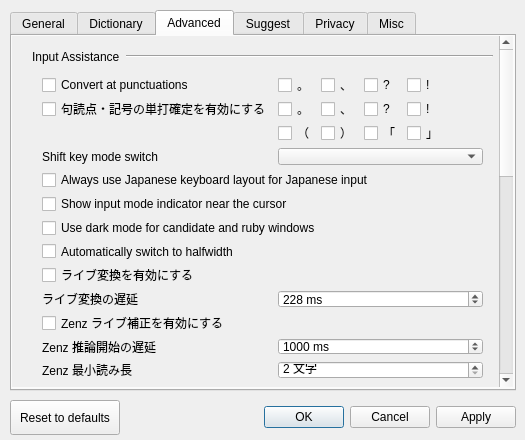
Old version of the form src/gui/config_dialog/config_dialog.ui in the repository Masterisk-F/fcitx-mozkey.
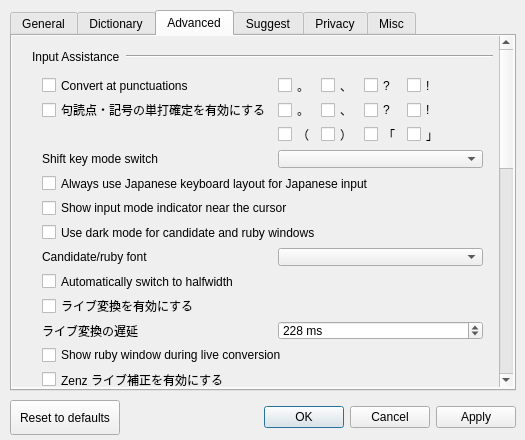
New version of the form. The open tabs and pages were chosen to show the change. Custom widgets are drawn as their Qt base class.

Commit message: feat(win32): customize candidate and ruby display fonts

```diff
--- a/src/gui/config_dialog/config_dialog.ui
+++ b/src/gui/config_dialog/config_dialog.ui
@@ -669,7 +669,7 @@
          <x>0</x>
          <y>0</y>
          <width>485</width>
-         <height>895</height>
+         <height>955</height>
         </rect>
        </property>
        <widget class="QWidget" name="horizontalLayoutWidget_2">
@@ -710,11 +710,11 @@
           <x>30</x>
           <y>40</y>
           <width>441</width>
-          <height>350</height>
+          <height>410</height>
          </rect>
         </property>
         <layout class="QGridLayout" name="gridLayout_9">
-         <item row="7" column="0" colspan="8">
+         <item row="8" column="0" colspan="8">
           <widget class="QCheckBox" name="autoSwitchCompositionMode">
            <property name="text">
             <string>Automatically switch to halfwidth</string>
@@ -722,7 +722,7 @@
           </widget>
          </item>
 
-         <item row="8" column="0" colspan="8">
+         <item row="9" column="0" colspan="8">
           <widget class="QCheckBox" name="liveConversionCheckBox">
            <property name="toolTip">
             <string>入力中の未確定文字列を、文字が入力されるたびに自動で変換します。</string>
@@ -733,7 +733,7 @@
           </widget>
          </item>
 
-         <item row="9" column="0" colspan="3">
+         <item row="10" column="0" colspan="3">
           <widget class="QLabel" name="liveConversionDelayLabel">
            <property name="toolTip">
             <string>文字入力後、ライブ変換を開始するまでの待ち時間です。0 ms にすると即時変換します。</string>
@@ -743,7 +743,7 @@
            </property>
           </widget>
          </item>
-         <item row="9" column="3" colspan="5">
+         <item row="10" column="3" colspan="5">
           <widget class="QSpinBox" name="liveConversionDelaySpinBox">
            <property name="toolTip">
             <string>文字入力後、ライブ変換を開始するまでの待ち時間です。0 ms にすると即時変換します。</string>
@@ -769,6 +769,17 @@
           </widget>
          </item>
 
+         <item row="11" column="0" colspan="8">
+          <widget class="QCheckBox" name="showLiveConversionRubyWindow">
+           <property name="toolTip">
+            <string>Shows the typed reading near the candidate window during live conversion.</string>
+           </property>
+           <property name="text">
+            <string>Show ruby window during live conversion</string>
+           </property>
+          </widget>
+         </item>
+
          <item row="0" column="0" colspan="3">
           <widget class="QCheckBox" name="useAutoConversion">
            <property name="text">
@@ -1004,7 +1015,38 @@
           </widget>
          </item>
 
-         <item row="10" column="0" colspan="8">
+         <item row="7" column="0" colspan="3">
+          <widget class="QLabel" name="candidateRubyFontLabel">
+           <property name="text">
+            <string>Candidate/ruby font</string>
+           </property>
+          </widget>
+         </item>
+
+         <item row="7" column="3" colspan="5">
+          <widget class="QComboBox" name="candidateRubyFontComboBox">
+           <property name="minimumSize">
+            <size>
+             <width>180</width>
+             <height>0</height>
+            </size>
+           </property>
+           <property name="maximumSize">
+            <size>
+             <width>280</width>
+             <height>16777215</height>
+            </size>
+           </property>
+           <property name="sizeAdjustPolicy">
+            <enum>QComboBox::AdjustToMinimumContentsLengthWithIcon</enum>
+           </property>
+           <property name="minimumContentsLength">
+            <number>18</number>
+           </property>
+          </widget>
+         </item>
+
+         <item row="12" column="0" colspan="8">
           <widget class="QCheckBox" name="zenzLiveCorrectionCheckBox">
            <property name="toolTip">
             <string>ライブ変換結果に対して、ローカルの Zenz モデルで文脈補正を行います。</string>
@@ -1015,7 +1057,7 @@
           </widget>
          </item>
 
-         <item row="11" column="0" colspan="3">
+         <item row="13" column="0" colspan="3">
           <widget class="QLabel" name="zenzLiveCorrectionDelayLabel">
            <property name="toolTip">
             <string>ライブ変換後、Zenz 推論を開始するまでの待ち時間です。</string>
@@ -1025,7 +1067,7 @@
            </property>
           </widget>
          </item>
-         <item row="11" column="3" colspan="5">
+         <item row="13" column="3" colspan="5">
           <widget class="QSpinBox" name="zenzLiveCorrectionDelaySpinBox">
            <property name="toolTip">
             <string>ライブ変換後、Zenz 推論を開始するまでの待ち時間です。0 ms にすると即時推論します。</string>
@@ -1050,7 +1092,7 @@
            </property>
           </widget>
          </item>
-         <item row="12" column="0" colspan="3">
+         <item row="14" column="0" colspan="3">
           <widget class="QLabel" name="zenzLiveCorrectionMinKeyLengthLabel">
            <property name="toolTip">
             <string>Zenz 推論を許可する最小読み長です。短くすると補正機会は増えますが、誤補正も増える可能性があります。</string>
@@ -1060,7 +1102,7 @@
            </property>
           </widget>
          </item>
-         <item row="12" column="3" colspan="5">
+         <item row="14" column="3" colspan="5">
           <widget class="QSpinBox" name="zenzLiveCorrectionMinKeyLengthSpinBox">
            <property name="toolTip">
             <string>Zenz 推論を許可する最小読み長です。</string>
@@ -1083,7 +1125,7 @@
           </widget>
          </item>
 
-         <item row="13" column="0" colspan="8">
+         <item row="15" column="0" colspan="8">
           <widget class="QCheckBox" name="zenzFeedbackLearningCheckBox">
            <property name="toolTip">
             <string>Zenz 補正結果の採用/却下をローカル TSV に記録し、次回以降の補正判断に使用します。</string>
@@ -1094,14 +1136,14 @@
           </widget>
          </item>
 
-         <item row="14" column="0" colspan="3">
+         <item row="16" column="0" colspan="3">
           <widget class="QLabel" name="zenzFeedbackDataLabel">
            <property name="text">
             <string>Zenz 学習データ</string>
            </property>
           </widget>
          </item>
-         <item row="14" column="3" colspan="5">
+         <item row="16" column="3" colspan="5">
           <widget class="QPushButton" name="editZenzFeedbackButton">
            <property name="toolTip">
             <string>Zenz 学習データを安全な管理画面で表示し、インポート、エクスポート、エントリ削除を行います。</string>
@@ -1117,7 +1159,7 @@
         <property name="geometry">
          <rect>
           <x>20</x>
-          <y>410</y>
+          <y>470</y>
           <width>461</width>
           <height>21</height>
          </rect>
@@ -1149,7 +1191,7 @@
         <property name="geometry">
          <rect>
           <x>30</x>
-          <y>440</y>
+          <y>500</y>
           <width>441</width>
           <height>141</height>
          </rect>
@@ -1159,7 +1201,7 @@
         <property name="geometry">
          <rect>
           <x>30</x>
-          <y>605</y>
+          <y>665</y>
           <width>441</width>
           <height>270</height>
          </rect>
```
Left out of the diff: 2 changed lines with no effect on the pictures. The commit also changes 17 other files.
